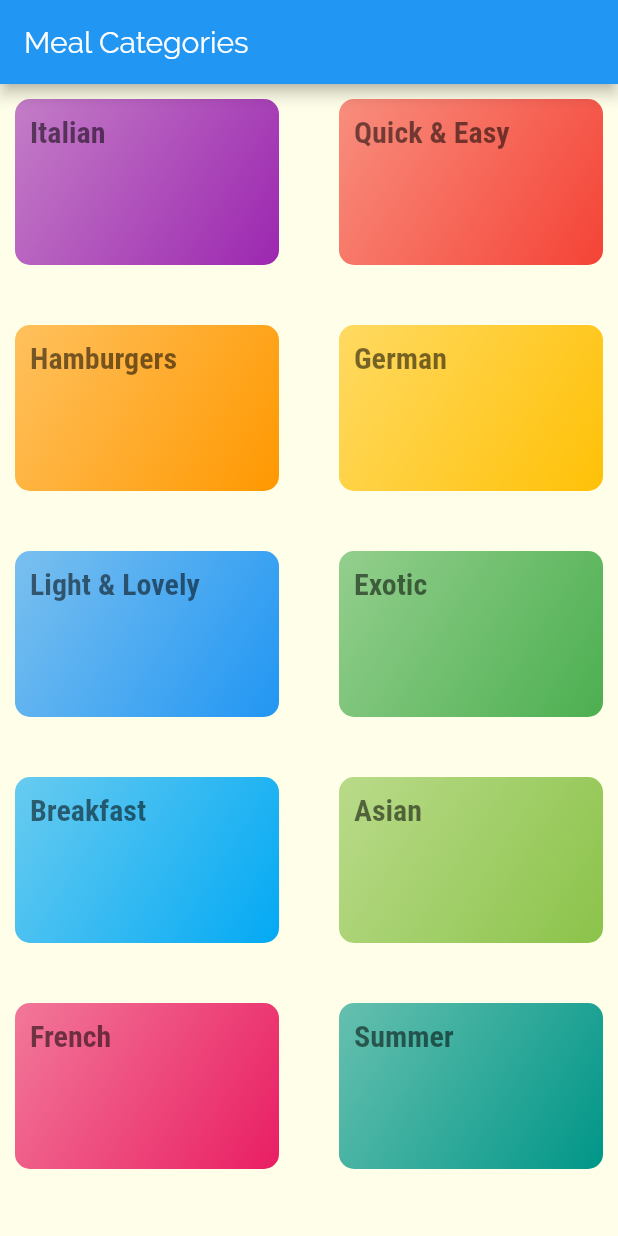
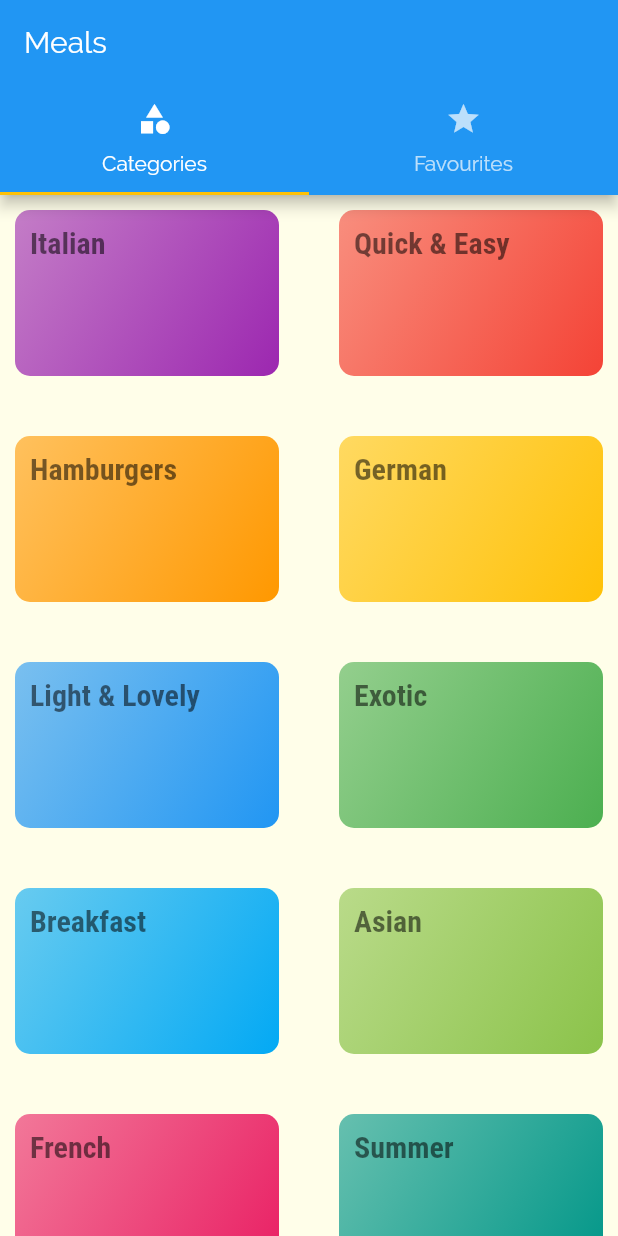
Before and after one commit to cranium44/meal_app_tutorial, a Flutter app: the screen it shows after launch, on a phone screen of 412 x 824 dp. Run offline on Flutter 3.47's test engine with Material 2 defaults, Android fonts, the phone set to English and light mode, and no system bars.

```diff
--- a/lib/main.dart
+++ b/lib/main.dart
@@ -2,6 +2,7 @@ import 'package:flutter/material.dart';
 import 'package:meal_app_tutorial/screens/home/home_page.dart';
 import 'package:meal_app_tutorial/screens/meal-detail/meal_detail_screen.dart';
 import 'package:meal_app_tutorial/screens/meals/category_meals_screen.dart';
+import 'package:meal_app_tutorial/screens/tab/tab_screen.dart';
 
 void main() {
   runApp(MyApp());
@@ -45,7 +46,7 @@ class MyApp extends StatelessWidget {
         // closer together (more dense) than on mobile platforms.
         visualDensity: VisualDensity.adaptivePlatformDensity,
       ),
-      home: CategoriesScreen(),
+      home: TabScreen(),
       routes: {
         CategoryMealsScreen.routeName: (ctx) => CategoryMealsScreen(),
         MealDetailScreen.routeName: (ctx) => MealDetailScreen(),
--- /dev/null
+++ b/lib/screens/favourites_screen.dart
@@ -0,0 +1,10 @@
+import 'package:flutter/material.dart';
+
+class FavouritesScreen extends StatelessWidget {
+  @override
+  Widget build(BuildContext context) {
+    return Center(
+      child: Text("Favs boi!!"),
+    );
+  }
+}
--- a/lib/screens/home/home_page.dart
+++ b/lib/screens/home/home_page.dart
@@ -5,9 +5,7 @@ import 'package:meal_app_tutorial/widgets/category_item.dart';
 class CategoriesScreen extends StatelessWidget {
   @override
   Widget build(BuildContext context) {
-    return Scaffold(
-      appBar: AppBar(title: const Text("Meal Categories"),),
-      body: GridView(
+    return GridView(
       gridDelegate: SliverGridDelegateWithMaxCrossAxisExtent(
         maxCrossAxisExtent: 200,
         childAspectRatio: 3 / 2,
@@ -17,7 +15,6 @@ class CategoriesScreen extends StatelessWidget {
       children: DUMMY_CATEGORIES.map((cat) {
         return CategoryItem(cat.title, cat.color, cat.id);
       }).toList(),
-      ),
     );
   }
 }
--- a/lib/screens/meal-detail/meal_detail_screen.dart
+++ b/lib/screens/meal-detail/meal_detail_screen.dart
@@ -6,7 +6,7 @@ class MealDetailScreen extends StatelessWidget {
 
   Widget buildListContainer({Widget child}) {
     return Container(
-      height: 200,
+      height: 180,
       width: 300,
       padding: const EdgeInsets.symmetric(
         vertical: 10,
--- /dev/null
+++ b/lib/screens/tab/tab_screen.dart
@@ -0,0 +1,37 @@
+import 'package:flutter/material.dart';
+import 'package:meal_app_tutorial/screens/favourites_screen.dart';
+import 'package:meal_app_tutorial/screens/home/home_page.dart';
+
+class TabScreen extends StatefulWidget {
+  @override
+  _TabScreenState createState() => _TabScreenState();
+}
+
+class _TabScreenState extends State<TabScreen> {
+  @override
+  Widget build(BuildContext context) {
+    return DefaultTabController(
+      length: 2,
+      initialIndex: 0,
+      child: Scaffold(
+        appBar: AppBar(
+          title: Text("Meals"),
+          bottom: TabBar(tabs: [
+            Tab(
+              icon: Icon(Icons.category),
+              text: "Categories",
+            ),
+            Tab(
+              icon: Icon(Icons.star),
+              text: "Favourites",
+            ),
+          ]),
+        ),
+        body: TabBarView(children: [
+          CategoriesScreen(),
+          FavouritesScreen(),
+        ]),
+      ),
+    );
+  }
+}
```
Lines whose indentation alone changed are shown as unchanged.
